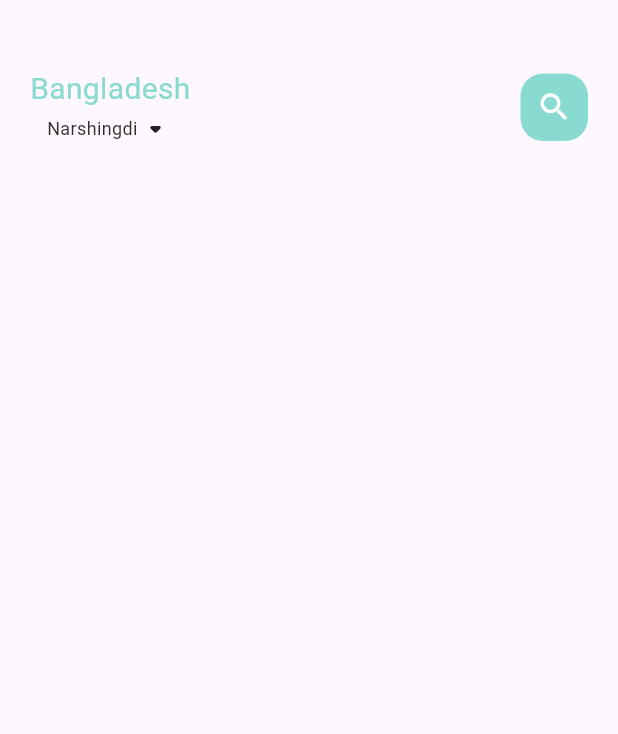
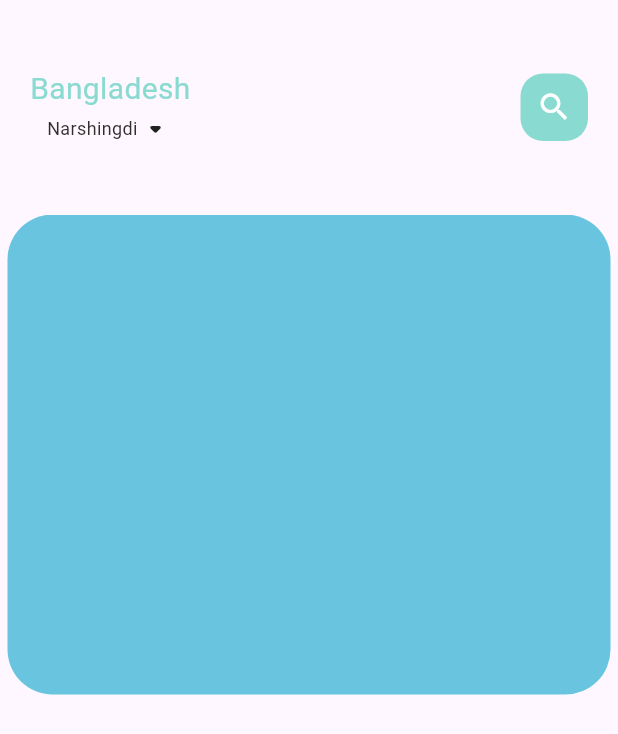
Before and after one commit to aliozer0/Food-Delivery-App, a Flutter app: the screen it shows after launch, on a phone screen of 412 x 824 dp. Shown: the top 734 px of the screen. Run offline on Flutter 3.47's test engine with Material 2 defaults, Android fonts, the phone set to English and light mode, and no system bars.

Commit message:
food_page added

```diff
--- a/lib/home/food_page_body.dart
+++ b/lib/home/food_page_body.dart
@@ -10,6 +10,25 @@ class FoodPageBody extends StatefulWidget {
 class _FoodPageBodyState extends State<FoodPageBody> {
   @override
   Widget build(BuildContext context) {
-    return const Placeholder();
+    return Container(
+      height: 320,
+      child: PageView.builder(
+        itemCount: 5,
+        itemBuilder: (context, position) {
+          return _buildPageItem(position);
+        },
+      ),
+    );
+  }
+
+  Widget _buildPageItem(int index) {
+    return Container(
+      height: 220,
+      margin: const EdgeInsets.only(left: 5, right: 5),
+      decoration: BoxDecoration(
+        borderRadius: BorderRadius.circular(30),
+        color: index.isEven ? Color(0xFF69c5df) : Color(0xFF9294cc),
+      ),
+    );
   }
 }
--- a/lib/home/main_food_page.dart
+++ b/lib/home/main_food_page.dart
@@ -1,5 +1,6 @@
 import 'package:flutter/material.dart';
 import 'package:food_delivery/assets/color/colors.dart';
+import 'package:food_delivery/home/food_page_body.dart';
 import 'package:food_delivery/widgets/big_text.dart';
 import 'package:food_delivery/widgets/small_text.dart';
 
@@ -62,6 +63,7 @@ class _MainfoodPageState extends State<MainfoodPage> {
             ),
           ),
         ),
+        FoodPageBody(),
       ],
     ));
   }
```
